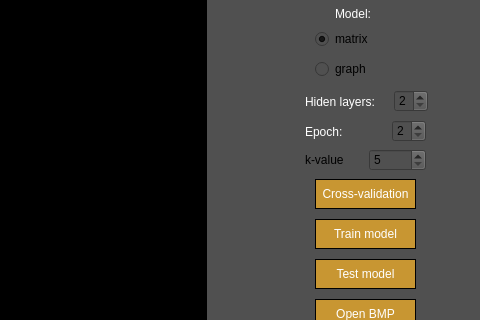
Qt form src_graph/view/view.ui (KolyaDavydov/CPP_ML_MultilauerPerceptron) before a commit; both pictures show x 325 to 805 and y 201 to 521 of the 805 by 800 pixel window.
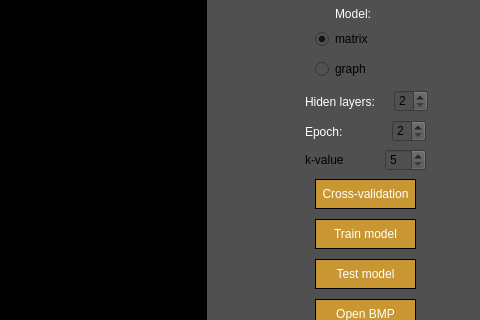
The same form after that commit. Custom widgets are drawn as their Qt base class.

What changed in the file:
```diff
--- a/src_graph/view/view.ui
+++ b/src_graph/view/view.ui
@@ -511,7 +511,7 @@
        </property>
       </widget>
      </item>
-     <item>
+     <item alignment="Qt::AlignRight">
       <widget class="QSpinBox" name="k_value">
        <property name="minimum">
         <number>5</number>
@@ -523,7 +523,7 @@
      </item>
     </layout>
    </widget>
-   <widget class="QWidget" name="">
+   <widget class="QWidget" name="layoutWidget">
     <property name="geometry">
      <rect>
       <x>600</x>
@@ -555,7 +555,7 @@
      </item>
     </layout>
    </widget>
-   <widget class="QWidget" name="">
+   <widget class="QWidget" name="layoutWidget">
     <property name="geometry">
      <rect>
       <x>600</x>
```
